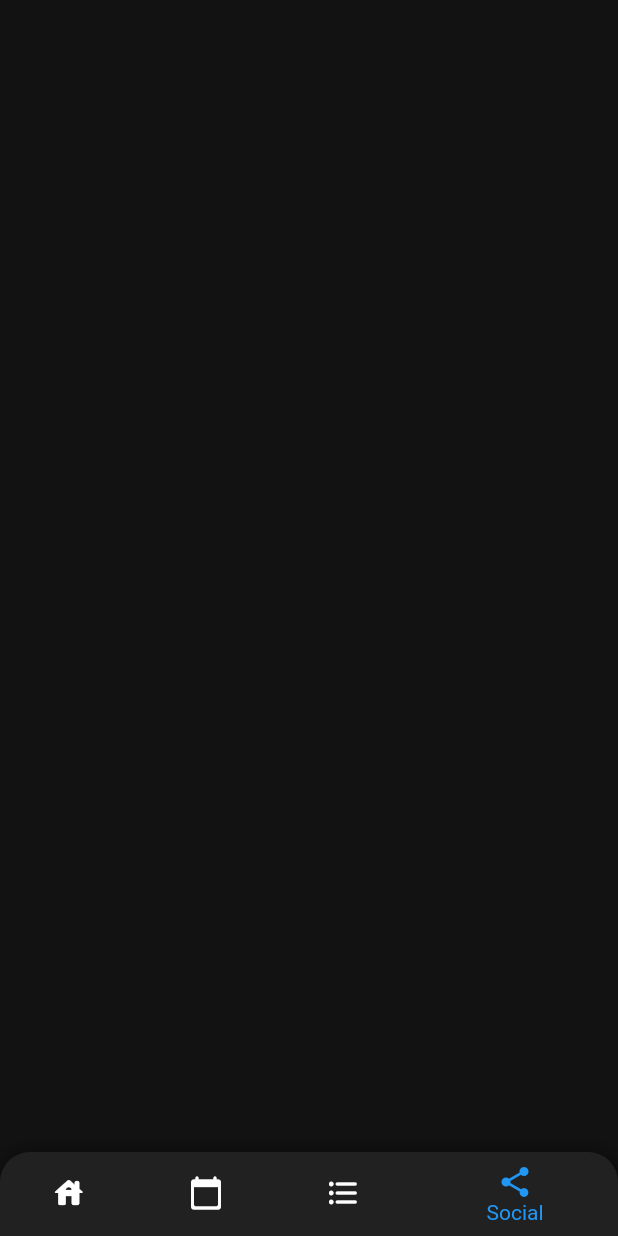
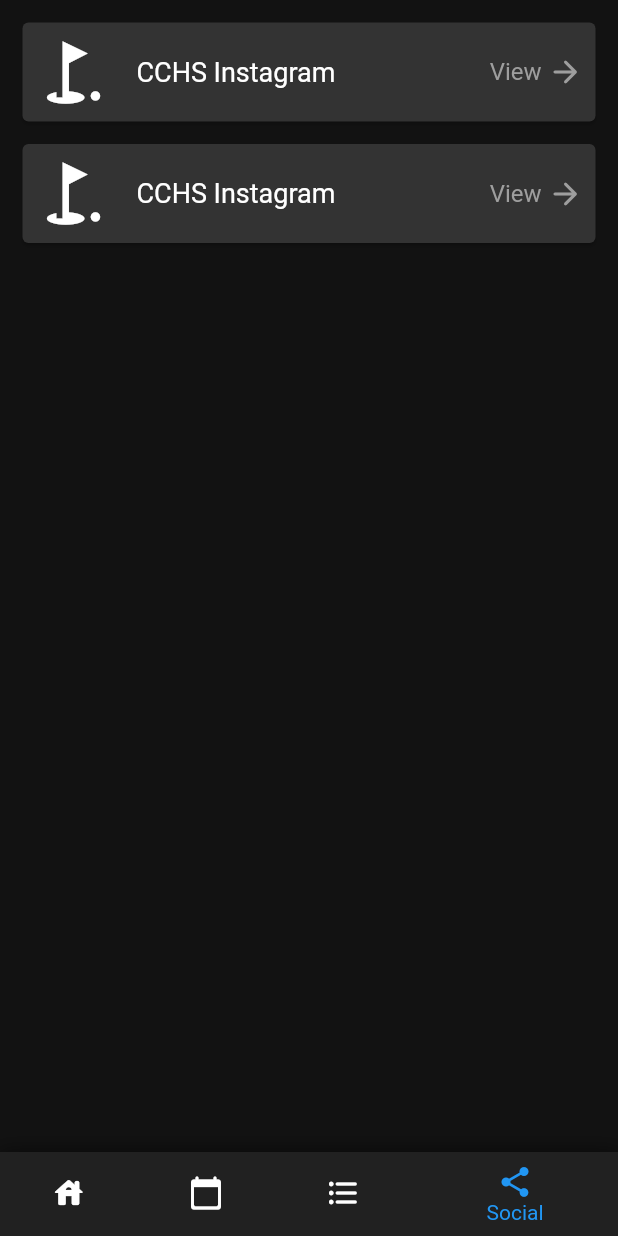
Before and after one commit to Quantam-Studios/CCHS-Hub-Rework-of-fbla-app-2021-2022, a Flutter app: the screen it shows after launch, item 4 of the bottom bar chosen, on a phone screen of 412 x 824 dp. Run offline on Flutter 3.47's test engine with Material 2 defaults, Android fonts, the phone set to English and light mode, and no system bars; our stand-ins replace sizer.

Commit message:
System Rendering Settings, Base Of SocialsPage
The colors of the system status, and navigation bar have been set. Horizontal rendering is disabled. The basic card for the socials page has been completed.

```diff
--- a/lib/HomePage.dart
+++ b/lib/HomePage.dart
@@ -53,7 +53,7 @@ _topSection() {
 _optionsMenuButton() {
   return IconButton(
     onPressed: () => {},
-    icon: Icon(
+    icon: const Icon(
       Icons.settings_applications_sharp,
       color: Colors.white,
       size: 35,
--- a/lib/SocialsPage.dart
+++ b/lib/SocialsPage.dart
@@ -5,8 +5,81 @@ class SocialsPage extends StatelessWidget {
   Widget build(BuildContext context) {
     return Scaffold(
       body: ListView(
-        children: [],
+        children: [
+          _socialMediaCard(
+              const Icon(
+                Icons.golf_course,
+                color: Colors.white,
+                size: 50,
+              ),
+              "CCHS Instagram"),
+          _socialMediaCard(
+              const Icon(
+                Icons.golf_course,
+                color: Colors.white,
+                size: 50,
+              ),
+              "CCHS Instagram"),
+        ],
       ),
     );
   }
 }
+
+// Social Media Card
+_socialMediaCard(
+  Icon icon,
+  String name,
+) {
+  return Card(
+    margin: const EdgeInsets.only(
+      top: 15,
+      left: 15,
+      bottom: 0,
+      right: 15,
+    ),
+    color: const Color(0xFF333333),
+    child: InkWell(
+      splashColor: Colors.blue.withAlpha(30),
+      onTap: () {
+        debugPrint('Card tapped.');
+      },
+      child: SizedBox(
+        child: Row(
+          children: [
+            // icon
+            Padding(
+              padding: const EdgeInsets.all(8.0),
+              child: icon,
+            ),
+            // label
+            Padding(
+              padding: const EdgeInsets.all(10.0),
+              child: Text(
+                name,
+                style: const TextStyle(color: Colors.white, fontSize: 18),
+              ),
+            ),
+            const Spacer(),
+            // View ->
+            Padding(
+              padding: const EdgeInsets.all(8.0),
+              child: Row(
+                children: const [
+                  Text(
+                    "View ",
+                    style: TextStyle(color: Colors.grey, fontSize: 16),
+                  ),
+                  Icon(
+                    Icons.arrow_forward_rounded,
+                    color: Colors.grey,
+                  ),
+                ],
+              ),
+            ),
+          ],
+        ),
+      ),
+    ),
+  );
+}
--- a/lib/main.dart
+++ b/lib/main.dart
@@ -1,4 +1,5 @@
 import 'package:flutter/material.dart';
+import 'package:flutter/services.dart';
 import 'HomePage.dart';
 import 'ClassesPage.dart';
 import 'PlannerPage.dart';
@@ -11,12 +12,11 @@ void main() {
 
 class MyApp extends StatelessWidget {
   const MyApp({Key? key}) : super(key: key);
-
   // This widget is the root of your application.
   @override
   Widget build(BuildContext context) {
     return MaterialApp(
-      title: 'Flutter Demo',
+      title: 'CCHS Hub',
       theme: defaultTheme,
       home: const MyHomePage(title: 'CCHS Hub'),
     );
@@ -32,12 +32,26 @@ class MyHomePage extends StatefulWidget {
   State<MyHomePage> createState() => _MyHomePageState();
 }
 
+// MAIN DYNAMIC CLASS OF THE APP
+// this class handles the page switching
 class _MyHomePageState extends State<MyHomePage> {
   // Bottom Navigation
   int _selectedIndex = 0;
 
   @override
   Widget build(BuildContext context) {
+    // STYLE OF SYSTEM SPECIFIC THINGS
+    // styles the System's navigation bar, and status bar
+    SystemChrome.setSystemUIOverlayStyle(SystemUiOverlayStyle.light.copyWith(
+        systemNavigationBarColor: const Color(0xFF212121),
+        statusBarColor: const Color(0xFF212121)));
+    // LIMIT ROTATION
+    // this ensures the app can not be forced to render horizontally.
+    SystemChrome.setPreferredOrientations([
+      DeviceOrientation.portraitUp,
+      DeviceOrientation.portraitDown,
+    ]);
+
     List<Widget> _pages = <Widget>[
       // HOME PAGE STUFF
       HomePage(),
@@ -53,22 +67,15 @@ class _MyHomePageState extends State<MyHomePage> {
       // Bottom Bar
       bottomNavigationBar: Container(
         decoration: BoxDecoration(
-          borderRadius: BorderRadius.only(
-              topRight: Radius.circular(20), topLeft: Radius.circular(20)),
           boxShadow: [
             BoxShadow(
                 color: Colors.black.withOpacity(0.5),
-                spreadRadius: 0,
+                spreadRadius: 1,
                 blurRadius: 10),
           ],
         ),
-        child: ClipRRect(
-          borderRadius: BorderRadius.only(
-            topLeft: Radius.circular(20.0),
-            topRight: Radius.circular(20.0),
-          ),
         child: BottomNavigationBar(
-            backgroundColor: Color(0xFF212121),
+          backgroundColor: const Color(0xFF212121),
           currentIndex: _selectedIndex,
           showSelectedLabels: true,
           onTap: _onNewPageSelected,
@@ -76,28 +83,28 @@ class _MyHomePageState extends State<MyHomePage> {
           unselectedItemColor: Colors.white,
           type: BottomNavigationBarType.shifting,
           items: [
-              BottomNavigationBarItem(
+            const BottomNavigationBarItem(
               backgroundColor: Color(0xFF212121),
-                icon: const Icon(
+              icon: Icon(
                 Icons.house_rounded,
               ),
               label: 'Home',
             ),
-              BottomNavigationBarItem(
+            const BottomNavigationBarItem(
               backgroundColor: Color(0xFF212121),
-                icon: const Icon(
+              icon: Icon(
                 Icons.calendar_today_rounded,
               ),
               label: 'Planner',
             ),
-              BottomNavigationBarItem(
+            const BottomNavigationBarItem(
               backgroundColor: Color(0xFF212121),
               icon: Icon(
                 Icons.format_list_bulleted_rounded,
               ),
               label: 'Classes',
             ),
-              BottomNavigationBarItem(
+            const BottomNavigationBarItem(
               backgroundColor: Color(0xFF212121),
               icon: Icon(
                 Icons.share,
@@ -105,7 +112,6 @@ class _MyHomePageState extends State<MyHomePage> {
               label: 'Social',
             ),
           ],
-          ),
         ),
       ),
       body: Center(
```
Lines whose indentation alone changed are shown as unchanged.
